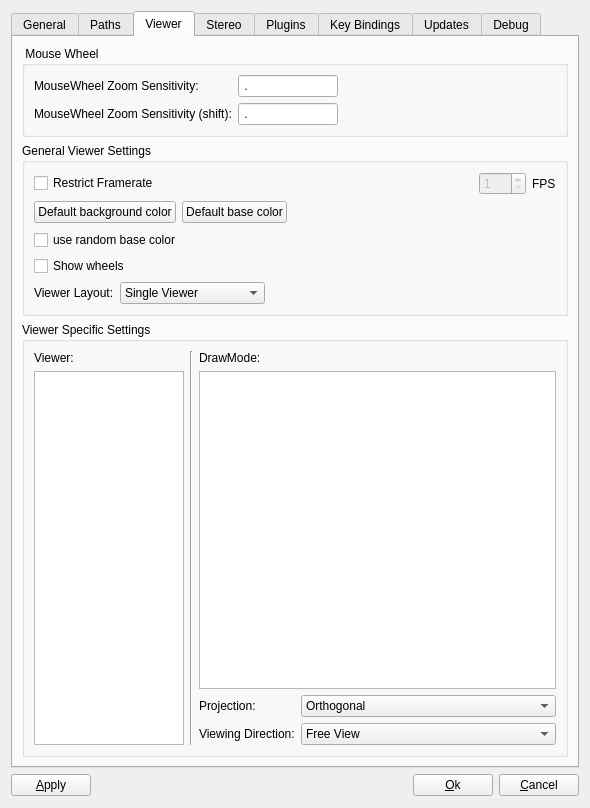
ShenRen/OpenFlipper, file OpenFlipper/widgets/optionsWidget/optionsWidget.ui: the form before one commit.
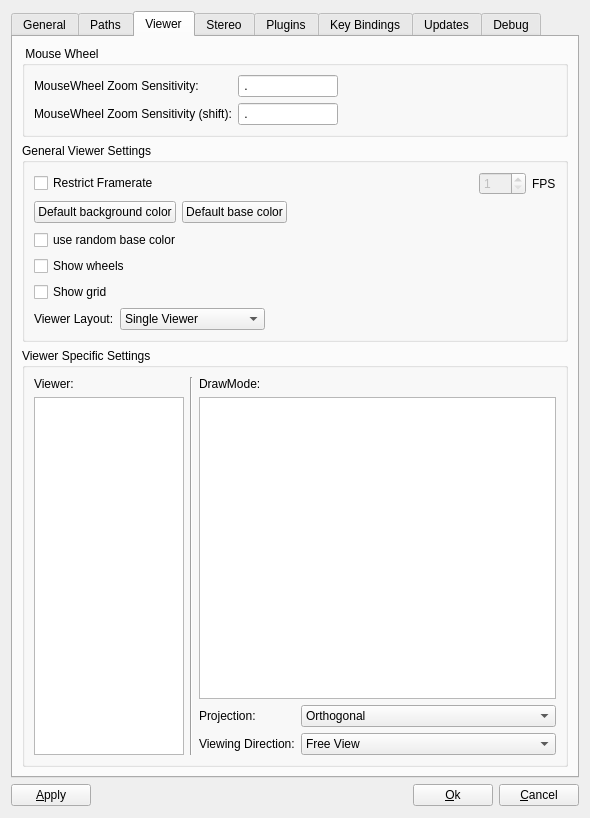
The form after the commit. The open tabs and pages were chosen to show the change. Custom widgets are drawn as their Qt base class.

Commit message: added stuff to show a grid in all viewers

The edit to the form file:
```diff
--- a/OpenFlipper/widgets/optionsWidget/optionsWidget.ui
+++ b/OpenFlipper/widgets/optionsWidget/optionsWidget.ui
@@ -385,6 +385,16 @@
             </property>
            </widget>
           </item>
+          <item>
+           <widget class="QCheckBox" name="gridVisible">
+            <property name="toolTip">
+             <string>show a grid in the back of every viewer</string>
+            </property>
+            <property name="text">
+             <string>Show grid</string>
+            </property>
+           </widget>
+          </item>
           <item>
            <layout class="QHBoxLayout" name="horizontalLayout_18">
             <item>
```
Left out of the diff: 2 changed lines with no effect on the pictures. The commit also changes 9 other files.
